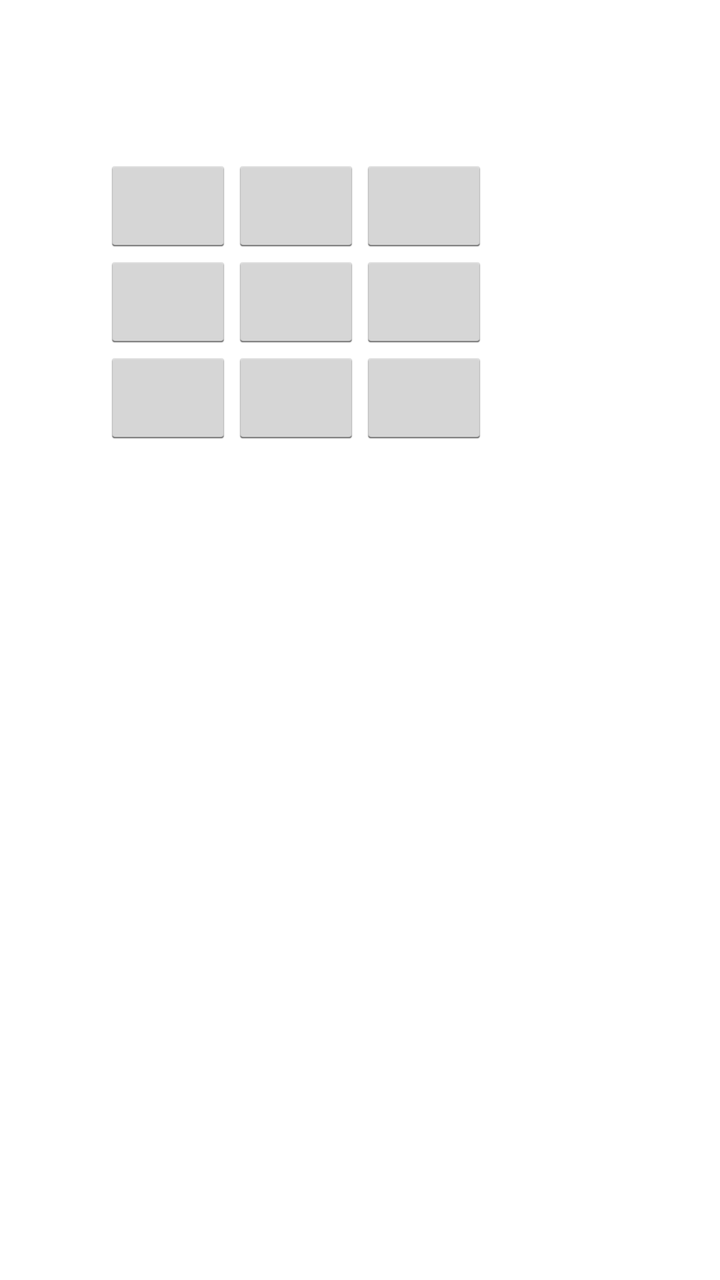
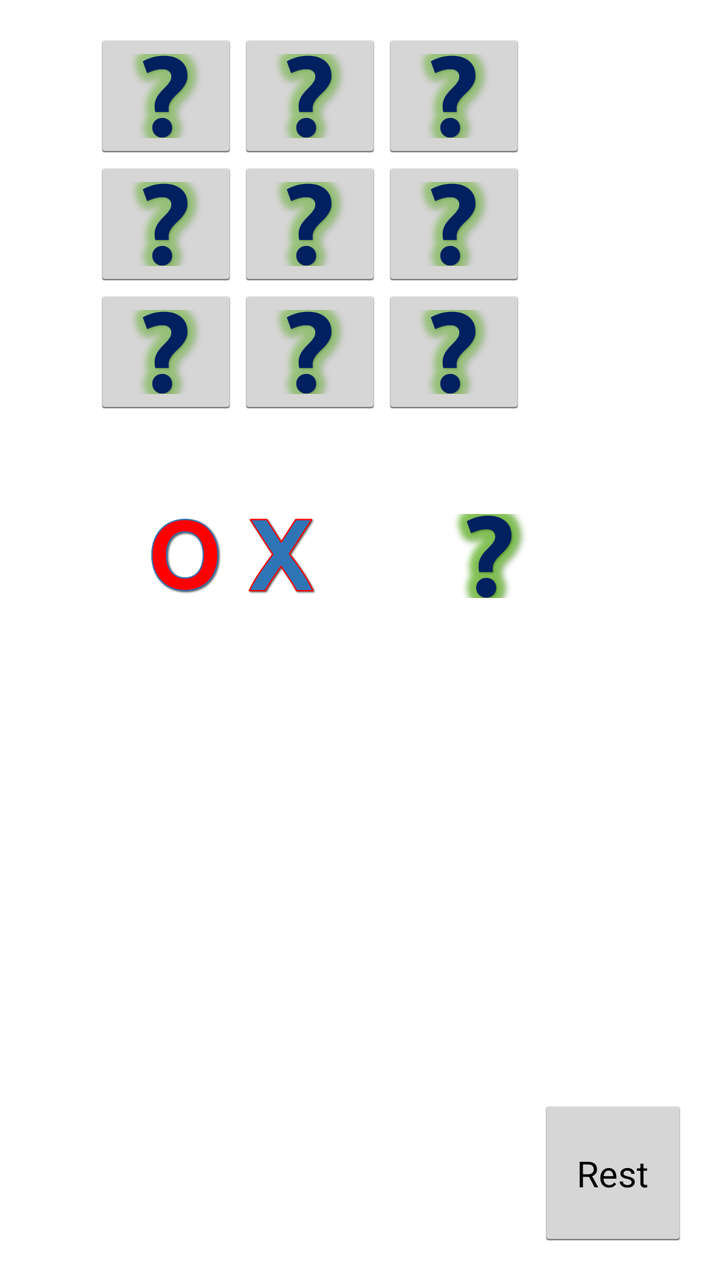

Screens rendered from an Android XML layout before and after an edit, with the pre-edit source and the edit as a unified diff.
<!-- AndroidManifest.xml: application theme AppTheme -->
<!-- res/layout/activity_main.xml -->
<RelativeLayout xmlns:android="http://schemas.android.com/apk/res/android"
    xmlns:tools="http://schemas.android.com/tools"
    android:layout_width="match_parent"
    android:layout_height="match_parent"
    android:paddingBottom="@dimen/activity_vertical_margin"
    android:paddingLeft="@dimen/activity_horizontal_margin"
    android:paddingRight="@dimen/activity_horizontal_margin"
    android:paddingTop="@dimen/activity_vertical_margin"
    tools:context=".MainActivity" >

    <Button
        android:id="@+id/button1"
        android:layout_width="wrap_content"
        android:layout_height="wrap_content"
        android:layout_alignParentLeft="true"
        android:layout_alignParentTop="true"
        android:layout_marginLeft="36dp"
        android:layout_marginTop="63dp" />

    <Button
        android:id="@+id/button2"
        android:layout_width="wrap_content"
        android:layout_height="wrap_content"
        android:layout_alignBaseline="@+id/button1"
        android:layout_alignBottom="@+id/button1"
        android:layout_toRightOf="@+id/button1" />

    <Button
        android:id="@+id/button3"
        android:layout_width="wrap_content"
        android:layout_height="wrap_content"
        android:layout_alignBaseline="@+id/button2"
        android:layout_alignBottom="@+id/button2"
        android:layout_toRightOf="@+id/button2" />

    <Button
        android:id="@+id/button4"
        android:layout_width="wrap_content"
        android:layout_height="wrap_content"
        android:layout_alignLeft="@+id/button1"
        android:layout_below="@+id/button1" />

    <Button
        android:id="@+id/button5"
        android:layout_width="wrap_content"
        android:layout_height="wrap_content"
        android:layout_alignBaseline="@+id/button4"
        android:layout_alignBottom="@+id/button4"
        android:layout_alignLeft="@+id/button2" />

    <Button
        android:id="@+id/button6"
        android:layout_width="wrap_content"
        android:layout_height="wrap_content"
        android:layout_alignBaseline="@+id/button5"
        android:layout_alignBottom="@+id/button5"
        android:layout_alignLeft="@+id/button3" />

    <Button
        android:id="@+id/button7"
        android:layout_width="wrap_content"
        android:layout_height="wrap_content"
        android:layout_below="@+id/button4"
        android:layout_toLeftOf="@+id/button5" />

    <Button
        android:id="@+id/button9"
        android:layout_width="wrap_content"
        android:layout_height="wrap_content"
        android:layout_alignBaseline="@+id/button8"
        android:layout_alignBottom="@+id/button8"
        android:layout_toRightOf="@+id/button8" />

    <Button
        android:id="@+id/button8"
        android:layout_width="wrap_content"
        android:layout_height="wrap_content"
        android:layout_alignBaseline="@+id/button7"
        android:layout_alignBottom="@+id/button7"
        android:layout_toLeftOf="@+id/button6" />

</RelativeLayout>
<!-- resources referenced by this layout -->
<resources>
  <dimen name="activity_horizontal_margin">16dp</dimen>
  <dimen name="activity_vertical_margin">16dp</dimen>
  <style name="AppTheme" parent="AppBaseTheme">
          
      </style>
  <style name="AppBaseTheme" parent="android:Theme.Light">
          
      </style>
</resources>

<!-- the commit's change to res/layout/activity_main.xml (unified diff, before → after) -->
@@ -2,81 +2,140 @@
     xmlns:tools="http://schemas.android.com/tools"
     android:layout_width="match_parent"
     android:layout_height="match_parent"
+    android:gravity="fill"
     android:paddingBottom="@dimen/activity_vertical_margin"
     android:paddingLeft="@dimen/activity_horizontal_margin"
     android:paddingRight="@dimen/activity_horizontal_margin"
     android:paddingTop="@dimen/activity_vertical_margin"
     tools:context=".MainActivity" >
 
-    <Button
-        android:id="@+id/button1"
-        android:layout_width="wrap_content"
-        android:layout_height="wrap_content"
-        android:layout_alignParentLeft="true"
-        android:layout_alignParentTop="true"
-        android:layout_marginLeft="36dp"
-        android:layout_marginTop="63dp" />
-
-    <Button
-        android:id="@+id/button2"
-        android:layout_width="wrap_content"
-        android:layout_height="wrap_content"
-        android:layout_alignBaseline="@+id/button1"
-        android:layout_alignBottom="@+id/button1"
-        android:layout_toRightOf="@+id/button1" />
-
-    <Button
-        android:id="@+id/button3"
-        android:layout_width="wrap_content"
-        android:layout_height="wrap_content"
-        android:layout_alignBaseline="@+id/button2"
-        android:layout_alignBottom="@+id/button2"
-        android:layout_toRightOf="@+id/button2" />
-
-    <Button
-        android:id="@+id/button4"
-        android:layout_width="wrap_content"
-        android:layout_height="wrap_content"
-        android:layout_alignLeft="@+id/button1"
-        android:layout_below="@+id/button1" />
-
-    <Button
-        android:id="@+id/button5"
-        android:layout_width="wrap_content"
-        android:layout_height="wrap_content"
-        android:layout_alignBaseline="@+id/button4"
-        android:layout_alignBottom="@+id/button4"
-        android:layout_alignLeft="@+id/button2" />
-
-    <Button
-        android:id="@+id/button6"
-        android:layout_width="wrap_content"
-        android:layout_height="wrap_content"
-        android:layout_alignBaseline="@+id/button5"
-        android:layout_alignBottom="@+id/button5"
-        android:layout_alignLeft="@+id/button3" />
-
-    <Button
+    <ImageButton
         android:id="@+id/button7"
-        android:layout_width="wrap_content"
-        android:layout_height="wrap_content"
-        android:layout_below="@+id/button4"
-        android:layout_toLeftOf="@+id/button5" />
-
-    <Button
-        android:id="@+id/button9"
         android:layout_width="wrap_content"
         android:layout_height="wrap_content"
         android:layout_alignBaseline="@+id/button8"
         android:layout_alignBottom="@+id/button8"
-        android:layout_toRightOf="@+id/button8" />
+        android:layout_marginLeft="31dp"
+        android:height="50dp"
+        android:src="@drawable/null_icon"
+        android:width="50dp" />
 
     <Button
+        android:id="@+id/button10"
+        android:layout_width="wrap_content"
+        android:layout_height="wrap_content"
+        android:layout_alignParentBottom="true"
+        android:layout_alignParentRight="true"
+        android:height="75dp"
+        android:text="Rest"
+        android:width="75dp" />
+
+    <ImageButton
+        android:id="@+id/button9"
+        android:layout_width="wrap_content"
+        android:layout_height="wrap_content"
+        android:layout_alignLeft="@+id/button6"
+        android:layout_below="@+id/button6"
+        android:height="50dp"
+        android:src="@drawable/null_icon"
+        android:width="50dp" />
+
+    <ImageButton
         android:id="@+id/button8"
         android:layout_width="wrap_content"
         android:layout_height="wrap_content"
-        android:layout_alignBaseline="@+id/button7"
-        android:layout_alignBottom="@+id/button7"
-        android:layout_toLeftOf="@+id/button6" />
+        android:layout_below="@+id/button5"
+        android:layout_toLeftOf="@+id/button6"
+        android:height="50dp"
+        android:src="@drawable/null_icon"
+        android:width="50dp" />
+
+    <ImageButton
+        android:id="@+id/button3"
+        android:layout_width="wrap_content"
+        android:layout_height="wrap_content"
+        android:layout_toRightOf="@+id/button2"
+        android:height="50dp"
+        android:src="@drawable/null_icon"
+        android:width="50dp" />
+
+    <ImageButton
+        android:id="@+id/button4"
+        android:layout_width="wrap_content"
+        android:layout_height="wrap_content"
+        android:layout_alignLeft="@+id/button7"
+        android:layout_below="@+id/button1"
+        android:height="50dp"
+        android:src="@drawable/null_icon"
+        android:width="50dp" />
+
+    <ImageButton
+        android:id="@+id/button5"
+        android:layout_width="wrap_content"
+        android:layout_height="wrap_content"
+        android:layout_above="@+id/button9"
+        android:layout_toRightOf="@+id/button7"
+        android:height="50dp"
+        android:src="@drawable/null_icon"
+        android:width="50dp" />
+
+    <ImageButton
+        android:id="@+id/button2"
+        android:layout_width="wrap_content"
+        android:layout_height="wrap_content"
+        android:layout_above="@+id/button4"
+        android:layout_toLeftOf="@+id/button5"
+        android:height="50dp"
+        android:src="@drawable/null_icon"
+        android:width="50dp" />
+
+    <ImageButton
+        android:id="@+id/button1"
+        android:layout_width="wrap_content"
+        android:layout_height="wrap_content"
+        android:layout_above="@+id/button6"
+        android:layout_toRightOf="@+id/button3"
+        android:height="50dp"
+        android:src="@drawable/null_icon"
+        android:width="50dp" />
+
+    <ImageButton
+        android:id="@+id/button6"
+        android:layout_width="wrap_content"
+        android:layout_height="wrap_content"
+        android:layout_below="@+id/button3"
+        android:layout_toRightOf="@+id/button5"
+        android:height="50dp"
+        android:src="@drawable/null_icon"
+        android:width="50dp" />
+
+    <ImageButton
+        android:id="@+id/imageButton1"
+        android:layout_width="wrap_content"
+        android:layout_height="wrap_content"
+        android:layout_alignLeft="@+id/button7"
+        android:layout_below="@+id/button7"
+        android:layout_marginLeft="22dp"
+        android:layout_marginTop="46dp"
+        android:background="@drawable/oicon"
+        android:src="@drawable/oicon" />
+
+    <ImageButton
+        android:id="@+id/imageButton2"
+        android:layout_width="wrap_content"
+        android:layout_height="wrap_content"
+        android:layout_alignTop="@+id/imageButton1"
+        android:layout_toRightOf="@+id/imageButton1"
+        android:background="@drawable/xicon"
+        android:src="@drawable/xicon" />
+
+    <ImageButton
+        android:id="@+id/imageButton3"
+        android:layout_width="wrap_content"
+        android:layout_height="wrap_content"
+        android:layout_alignTop="@+id/imageButton2"
+        android:layout_toLeftOf="@+id/button10"
+        android:background="@drawable/null_icon"
+        android:src="@drawable/null_icon" />
 
 </RelativeLayout>
<!-- resource entries referenced after the edit -->
@@ -2,6 +2,9 @@
 <resources>
   <dimen name="activity_horizontal_margin">16dp</dimen>
   <dimen name="activity_vertical_margin">16dp</dimen>
+  <!-- drawable null_icon: png bitmap (drawable-hdpi, 5683 bytes) -->
+  <!-- drawable oicon: png bitmap (drawable-hdpi, 3128 bytes) -->
+  <!-- drawable xicon: png bitmap (drawable-hdpi, 2598 bytes) -->
   <style name="AppTheme" parent="AppBaseTheme">
           
       </style>
